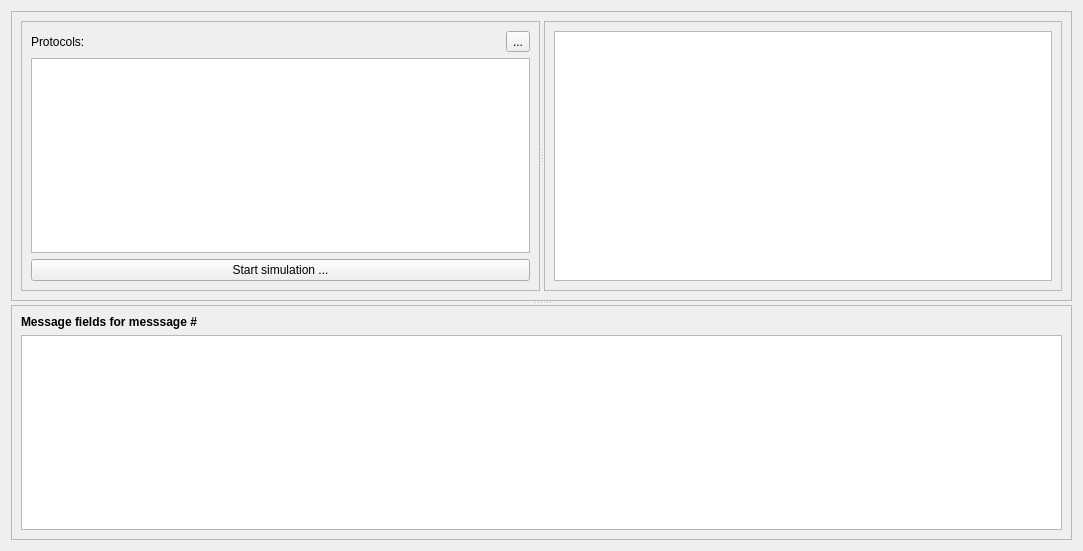
This is ui/simulator.ui in jopohl/urh as Qt 5 draws it before an edit. The edited form follows.
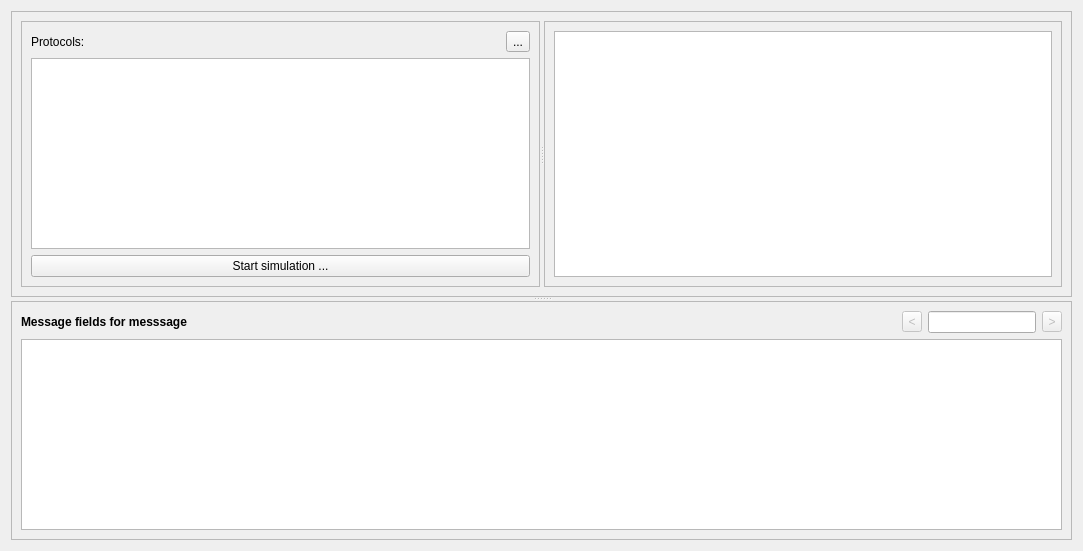
This is the edited form. Icons and pictures are not drawn. Custom widgets are drawn as their Qt base class.

Commit message: update message field label value

Diff of the .ui file:
```diff
--- a/ui/simulator.ui
+++ b/ui/simulator.ui
@@ -99,20 +99,7 @@
        <enum>QFrame::Raised</enum>
       </property>
       <layout class="QGridLayout" name="gridLayout">
-       <item row="0" column="0">
-        <widget class="QLabel" name="label_8">
-         <property name="sizePolicy">
-          <sizepolicy hsizetype="Preferred" vsizetype="Fixed">
-           <horstretch>0</horstretch>
-           <verstretch>0</verstretch>
-          </sizepolicy>
-         </property>
-         <property name="text">
-          <string>&lt;html&gt;&lt;head/&gt;&lt;body&gt;&lt;p&gt;&lt;span style=&quot; font-weight:600;&quot;&gt;Message fields for messsage #&lt;/span&gt;&lt;/p&gt;&lt;/body&gt;&lt;/html&gt;</string>
-         </property>
-        </widget>
-       </item>
-       <item row="1" column="0">
+       <item row="2" column="0" colspan="5">
         <widget class="QTableView" name="tblViewFieldValues">
          <property name="sizePolicy">
           <sizepolicy hsizetype="Expanding" vsizetype="Preferred">
@@ -143,6 +130,100 @@
          </attribute>
         </widget>
        </item>
+       <item row="0" column="0">
+        <widget class="QLabel" name="lblMsgFieldsValues">
+         <property name="sizePolicy">
+          <sizepolicy hsizetype="Preferred" vsizetype="Fixed">
+           <horstretch>0</horstretch>
+           <verstretch>0</verstretch>
+          </sizepolicy>
+         </property>
+         <property name="font">
+          <font>
+           <weight>75</weight>
+           <bold>true</bold>
+          </font>
+         </property>
+         <property name="text">
+          <string>&lt;html&gt;&lt;head/&gt;&lt;body&gt;&lt;p&gt;Message fields for messsage&lt;/p&gt;&lt;/body&gt;&lt;/html&gt;</string>
+         </property>
+        </widget>
+       </item>
+       <item row="0" column="3">
+        <widget class="QLineEdit" name="lineEdit">
+         <property name="sizePolicy">
+          <sizepolicy hsizetype="Minimum" vsizetype="Fixed">
+           <horstretch>0</horstretch>
+           <verstretch>0</verstretch>
+          </sizepolicy>
+         </property>
+        </widget>
+       </item>
+       <item row="0" column="2">
+        <widget class="QToolButton" name="btnPrevSearch">
+         <property name="enabled">
+          <bool>false</bool>
+         </property>
+         <property name="sizePolicy">
+          <sizepolicy hsizetype="Preferred" vsizetype="Fixed">
+           <horstretch>0</horstretch>
+           <verstretch>0</verstretch>
+          </sizepolicy>
+         </property>
+         <property name="maximumSize">
+          <size>
+           <width>20</width>
+           <height>16777215</height>
+          </size>
+         </property>
+         <property name="text">
+          <string>&lt;</string>
+         </property>
+         <property name="icon">
+          <iconset theme="go-previous">
+           <normaloff>.</normaloff>.</iconset>
+         </property>
+        </widget>
+       </item>
+       <item row="0" column="4">
+        <widget class="QToolButton" name="btnNextSearch">
+         <property name="enabled">
+          <bool>false</bool>
+         </property>
+         <property name="sizePolicy">
+          <sizepolicy hsizetype="Preferred" vsizetype="Fixed">
+           <horstretch>0</horstretch>
+           <verstretch>0</verstretch>
+          </sizepolicy>
+         </property>
+         <property name="maximumSize">
+          <size>
+           <width>20</width>
+           <height>16777215</height>
+          </size>
+         </property>
+         <property name="text">
+          <string>&gt;</string>
+         </property>
+         <property name="icon">
+          <iconset theme="go-next">
+           <normaloff>.</normaloff>.</iconset>
+         </property>
+        </widget>
+       </item>
+       <item row="0" column="1">
+        <spacer name="horizontalSpacer_2">
+         <property name="orientation">
+          <enum>Qt::Horizontal</enum>
+         </property>
+         <property name="sizeHint" stdset="0">
+          <size>
+           <width>40</width>
+           <height>20</height>
+          </size>
+         </property>
+        </spacer>
+       </item>
       </layout>
      </widget>
     </widget>
```
The commit also changes 2 other files.
